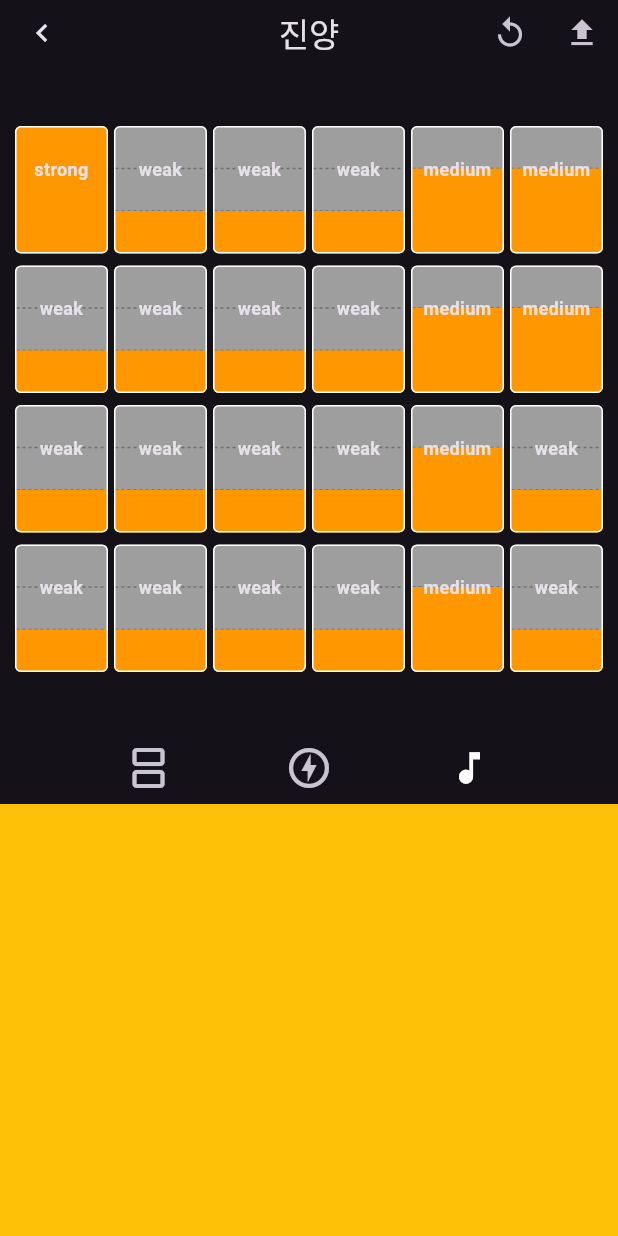
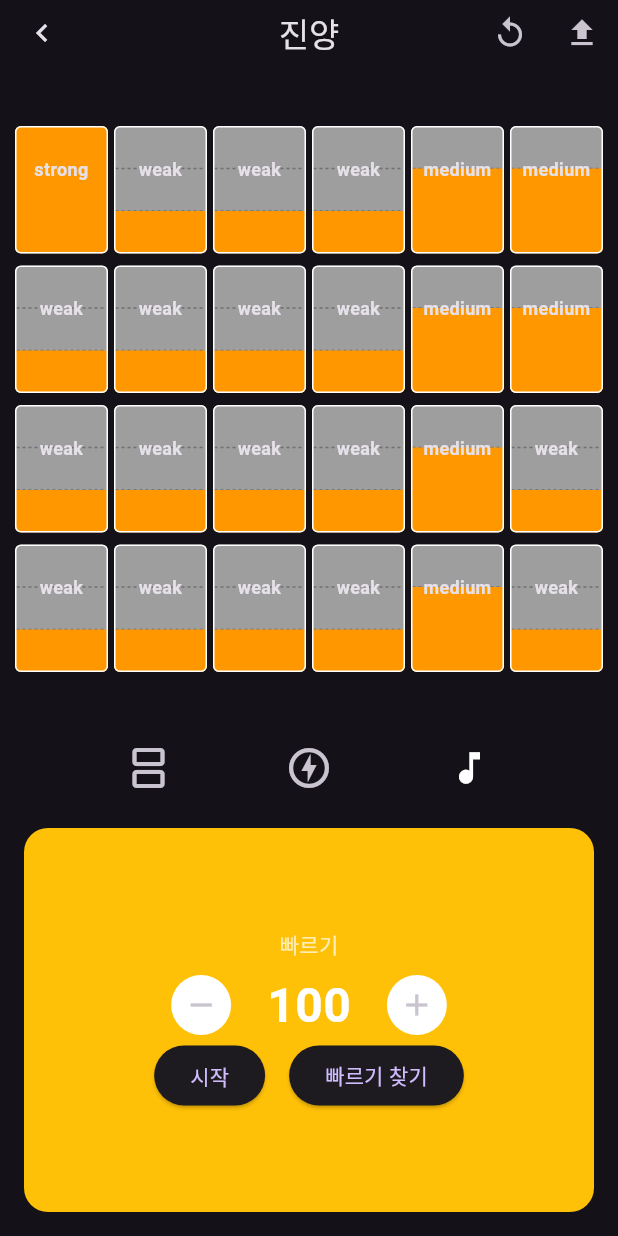
Before and after one commit to Team-Hanbae/Hanbae-Flutter, a Flutter app: the screen it shows after launch, on a phone screen of 412 x 824 dp. Run offline on Flutter 3.47's test engine with Material 3 defaults, Android fonts, the phone set to English and light mode, and no system bars; our stand-ins replace audioplayers, equatable, flutter_svg.

Commit message:
[feat] #12 MetronomeControl 간단하게

```diff
--- a/lib/presentation/metronome/metronome_control.dart
+++ b/lib/presentation/metronome/metronome_control.dart
@@ -6,7 +6,88 @@ class MetronomeControl extends StatelessWidget {
   @override
   Widget build(BuildContext context) {
     return Expanded(
-      child: Container(decoration: BoxDecoration(color: Colors.amber)),
+      child: Container(
+        margin: const EdgeInsets.all(16.0),
+        decoration: BoxDecoration(
+          color: Colors.amber,
+          borderRadius: BorderRadius.circular(16),
+        ),
+        child: Center(
+          child: Column(
+            mainAxisAlignment: MainAxisAlignment.center,
+            children: [
+              const Text(
+                '빠르기',
+                style: TextStyle(
+                  fontSize: 14,
+                  color: Colors.white70,
+                ),
+              ),
+              const SizedBox(height: 8),
+              Row(
+                mainAxisAlignment: MainAxisAlignment.center,
+                children: [
+                  // Minus Button
+                  Container(
+                    width: 40,
+                    height: 40,
+                    decoration: const BoxDecoration(
+                      color: Colors.white,
+                      shape: BoxShape.circle,
+                    ),
+                    child: IconButton(
+                      icon: const Icon(Icons.remove),
+                      onPressed: () {},
+                    ),
+                  ),
+                  const SizedBox(width: 24),
+
+                  // BPM Text
+                  const Text(
+                    '100',
+                    style: TextStyle(
+                      fontSize: 32,
+                      fontWeight: FontWeight.bold,
+                      color: Colors.white,
+                    ),
+                  ),
+                  const SizedBox(width: 24),
+
+                  // Plus Button
+                  Container(
+                    width: 40,
+                    height: 40,
+                    decoration: const BoxDecoration(
+                      color: Colors.white,
+                      shape: BoxShape.circle,
+                    ),
+                    child: IconButton(
+                      icon: const Icon(Icons.add),
+                      onPressed: () {},
+                    ),
+                  ),
+                ],
+              ),
+
+              // Start and Detect Tempo buttons
+              Row(
+                mainAxisAlignment: MainAxisAlignment.center,
+                children: [
+                  ElevatedButton(
+                    onPressed: () {},
+                    child: const Text("시작"),
+                  ),
+                  const SizedBox(width: 16),
+                  ElevatedButton(
+                    onPressed: () {},
+                    child: const Text("빠르기 찾기"),
+                  ),
+                ],
+              ),
+            ],
+          ),
+        ),
+      ),
     );
   }
 }
```
